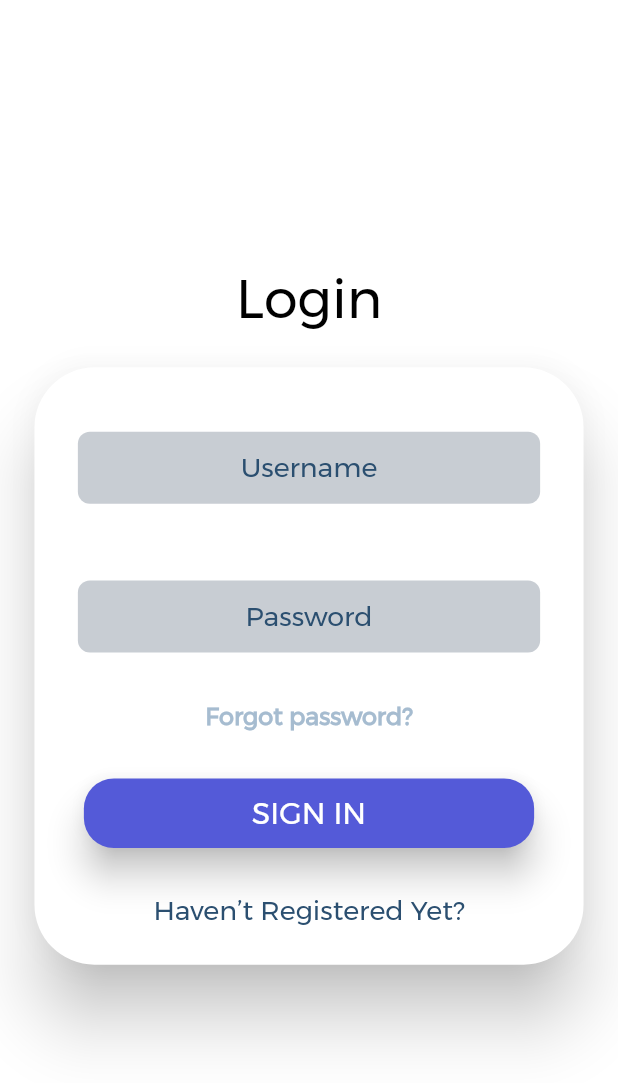
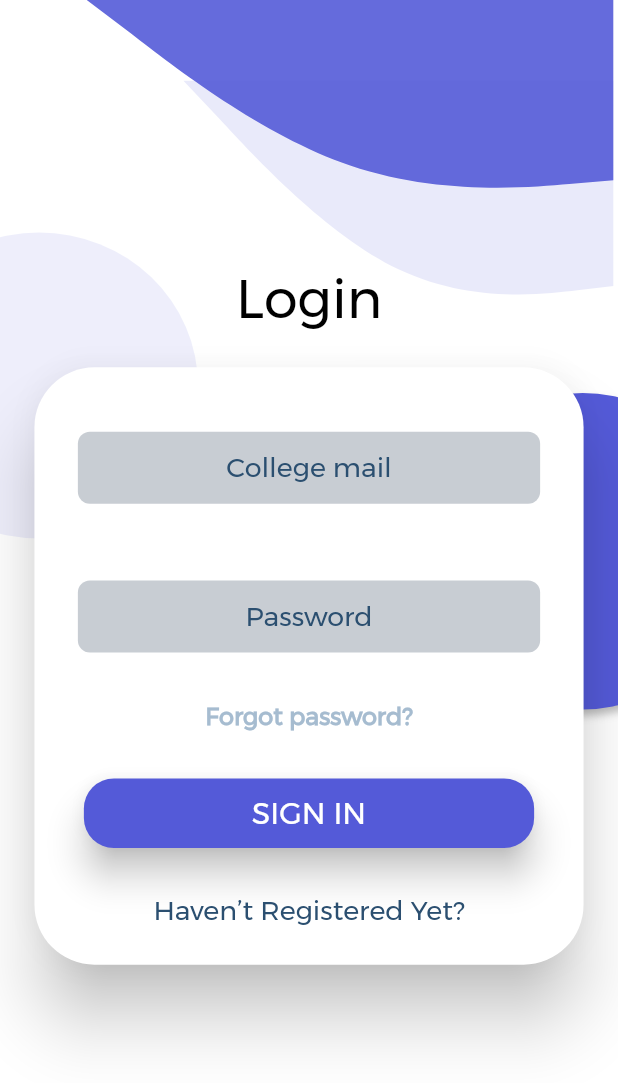
Before and after one commit to jyothir10/bibliotheca, a Flutter app: the LoginScreen screen opened by its route, on a phone screen of 412 x 824 dp. Shown: the top 1083 px of the screen. Run offline on Flutter 3.47's test engine with Material 2 defaults, Android fonts, the phone set to English and light mode, and no system bars; our stand-ins replace flutter_svg.

Commit message:
Login screen completed

```diff
--- a/lib/Screens/LoginScreen.dart
+++ b/lib/Screens/LoginScreen.dart
@@ -1,6 +1,7 @@
 import 'package:bibliotheca/Components/BlueButton.dart';
 import 'package:bibliotheca/Components/LoginScreenTextfiled.dart';
 import 'package:flutter/material.dart';
+import 'package:flutter_svg/flutter_svg.dart';
 
 class LoginScreen extends StatefulWidget {
   static const String id = '/login';
@@ -13,10 +14,61 @@ class LoginScreen extends StatefulWidget {
 class _LoginScreenState extends State<LoginScreen> {
   @override
   Widget build(BuildContext context) {
-    return SafeArea(
-      child: Scaffold(
+    return Scaffold(
       backgroundColor: Colors.white,
-        body: Center(
+      body: Stack(
+        children: [
+          Container(
+            width: 414,
+            height: 896,
+            decoration: BoxDecoration(
+              color: Color.fromRGBO(255, 255, 255, 1),
+            ),
+            child: Stack(
+              children: <Widget>[
+                Positioned(
+                    top: 155,
+                    left: -80,
+                    child: Container(
+                        width: 212,
+                        height: 204,
+                        decoration: BoxDecoration(
+                          color:
+                              Color.fromRGBO(84, 90, 216, 0.10000000149011612),
+                          borderRadius:
+                              BorderRadius.all(Radius.elliptical(212, 204)),
+                        ))),
+                Positioned(
+                    top: 262,
+                    left: 286,
+                    child: Container(
+                        width: 205,
+                        height: 211,
+                        decoration: const BoxDecoration(
+                          boxShadow: [
+                            BoxShadow(
+                                color: Color.fromRGBO(
+                                    0, 0, 0, 0.25999999046325684),
+                                offset: Offset(0, 4),
+                                blurRadius: 4)
+                          ],
+                          color: Color.fromRGBO(84, 90, 216, 1),
+                          borderRadius:
+                              BorderRadius.all(Radius.elliptical(205, 211)),
+                        ))),
+                Positioned(
+                  top: 0,
+                  left: 49,
+                  child: Container(
+                      width: 365,
+                      height: 204,
+                      child: SvgPicture.asset("images/Group 108.svg")),
+                ),
+              ],
+            ),
+          ),
+          SafeArea(
+            child: Center(
               child: Column(
                 mainAxisAlignment: MainAxisAlignment.center,
                 children: [
@@ -32,9 +84,14 @@ class _LoginScreenState extends State<LoginScreen> {
                     ),
                   ),
                   Container(
-                color: Colors.white,
                     height: MediaQuery.of(context).size.height * .493,
                     width: MediaQuery.of(context).size.width * .908,
+                    decoration: BoxDecoration(
+                      color: Colors.transparent,
+                      borderRadius: BorderRadius.all(
+                        Radius.circular(40),
+                      ),
+                    ),
                     child: Card(
                       elevation: 20,
                       shape: const RoundedRectangleBorder(
@@ -48,7 +105,7 @@ class _LoginScreenState extends State<LoginScreen> {
                           mainAxisAlignment: MainAxisAlignment.spaceBetween,
                           children: [
                             LoginScreenTextField(
-                          text: "Username",
+                              text: "College mail",
                               type: TextInputType.name,
                               obscure: false,
                               onchanged: (value) {},
@@ -75,7 +132,8 @@ class _LoginScreenState extends State<LoginScreen> {
                                 //todo:sign in
                               },
                             ),
-                        InkWell(
+                            MediaQuery.of(context).viewInsets.bottom == 0
+                                ? InkWell(
                                     onTap: () {
                                       //todo:Go to register
                                     },
@@ -88,7 +146,8 @@ class _LoginScreenState extends State<LoginScreen> {
                                         fontWeight: FontWeight.w500,
                                       ),
                                     ),
-                        ),
+                                  )
+                                : Container(),
                           ],
                         ),
                       ),
@@ -98,6 +157,8 @@ class _LoginScreenState extends State<LoginScreen> {
               ),
             ),
           ),
+        ],
+      ),
     );
   }
 }
--- a/lib/Screens/bg.dart
+++ b/lib/Screens/bg.dart
@@ -39,7 +39,7 @@ class _bgState extends State<bg> {
                 child: Container(
                     width: 205,
                     height: 211,
-                    decoration: BoxDecoration(
+                    decoration: const BoxDecoration(
                       boxShadow: [
                         BoxShadow(
                             color: Color.fromRGBO(0, 0, 0, 0.25999999046325684),
```
Lines whose indentation alone changed are shown as unchanged.
